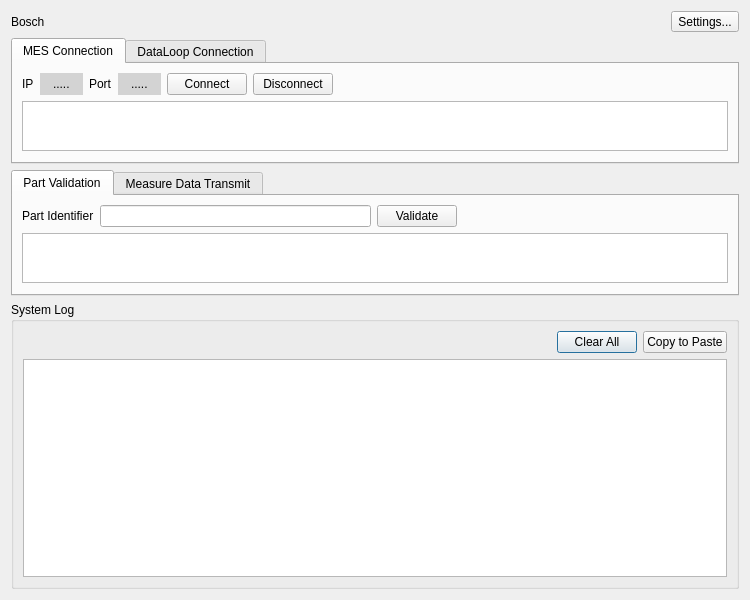
First picture: the form in src/app/mesconnectorclient.ui, repository Sanlo/bosch-mes-connector, before the edit.
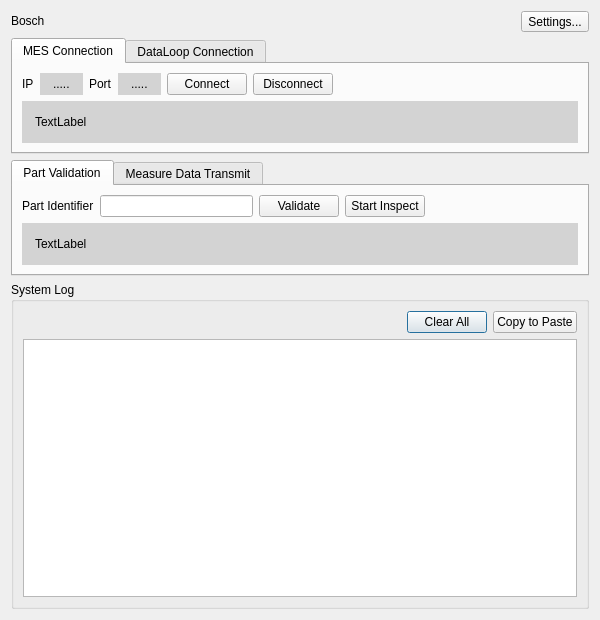
Second picture: the form after the edit. The open tabs and pages were chosen to show the change. Icons and pictures are not drawn.

Diff of the .ui file:
```diff
--- a/src/app/mesconnectorclient.ui
+++ b/src/app/mesconnectorclient.ui
@@ -6,8 +6,8 @@
    <rect>
     <x>0</x>
     <y>0</y>
-    <width>750</width>
-    <height>600</height>
+    <width>600</width>
+    <height>620</height>
    </rect>
   </property>
   <property name="windowTitle">
@@ -107,7 +107,7 @@
        <property name="maximumSize">
         <size>
          <width>80</width>
-         <height>30</height>
+         <height>20</height>
         </size>
        </property>
        <property name="text">
@@ -141,7 +141,7 @@
     </layout>
    </item>
    <item row="2" column="0">
-    <widget class="QTabWidget" name="tabWidget">
+    <widget class="QTabWidget" name="tab_inspection">
      <property name="sizePolicy">
       <sizepolicy hsizetype="Expanding" vsizetype="Preferred">
        <horstretch>0</horstretch>
@@ -155,7 +155,7 @@
       </size>
      </property>
      <property name="currentIndex">
-      <number>0</number>
+      <number>1</number>
      </property>
      <widget class="QWidget" name="tab">
       <attribute name="title">
@@ -184,6 +184,13 @@
            </property>
           </widget>
          </item>
+         <item>
+          <widget class="QPushButton" name="btn_startInspect">
+           <property name="text">
+            <string>Start Inspect</string>
+           </property>
+          </widget>
+         </item>
          <item>
           <spacer name="horizontalSpacer_3">
            <property name="orientation">
@@ -200,19 +207,21 @@
         </layout>
        </item>
        <item row="1" column="0">
-        <widget class="QTextBrowser" name="textBrowser">
-         <property name="sizePolicy">
-          <sizepolicy hsizetype="Expanding" vsizetype="Expanding">
-           <horstretch>0</horstretch>
-           <verstretch>0</verstretch>
-          </sizepolicy>
-         </property>
-         <property name="maximumSize">
+        <widget class="QLabel" name="label_status_partvalidation">
+         <property name="minimumSize">
           <size>
-           <width>16777215</width>
-           <height>50</height>
+           <width>0</width>
+           <height>40</height>
           </size>
          </property>
+         <property name="styleSheet">
+          <string notr="true">background-color: rgb(211, 211, 211);
+padding-left: 10px;
+padding-right:10px;</string>
+         </property>
+         <property name="text">
+          <string>TextLabel</string>
+         </property>
         </widget>
        </item>
       </layout>
@@ -235,7 +244,20 @@
           </widget>
          </item>
          <item>
-          <widget class="QComboBox" name="combo_partList"/>
+          <widget class="QComboBox" name="combo_partList">
+           <property name="sizePolicy">
+            <sizepolicy hsizetype="Preferred" vsizetype="Minimum">
+             <horstretch>0</horstretch>
+             <verstretch>0</verstretch>
+            </sizepolicy>
+           </property>
+           <property name="minimumSize">
+            <size>
+             <width>120</width>
+             <height>30</height>
+            </size>
+           </property>
+          </widget>
          </item>
          <item>
           <widget class="QPushButton" name="btn_transmit">
@@ -294,7 +316,7 @@
     </widget>
    </item>
    <item row="1" column="0">
-    <widget class="QTabWidget" name="tabWidget_2">
+    <widget class="QTabWidget" name="tab_connection">
      <property name="sizePolicy">
       <sizepolicy hsizetype="Expanding" vsizetype="Preferred">
        <horstretch>0</horstretch>
@@ -308,13 +330,31 @@
       </size>
      </property>
      <property name="currentIndex">
-      <number>0</number>
+      <number>1</number>
      </property>
      <widget class="QWidget" name="tab_3">
       <attribute name="title">
        <string>MES Connection</string>
       </attribute>
       <layout class="QGridLayout" name="gridLayout">
+       <item row="1" column="0">
+        <widget class="QLabel" name="label_status_messerver">
+         <property name="minimumSize">
+          <size>
+           <width>0</width>
+           <height>40</height>
+          </size>
+         </property>
+         <property name="styleSheet">
+          <string notr="true">background-color: rgb(211, 211, 211);
+padding-left: 10px;
+padding-right:10px;</string>
+         </property>
+         <property name="text">
+          <string>TextLabel</string>
+         </property>
+        </widget>
+       </item>
        <item row="0" column="0">
         <layout class="QHBoxLayout" name="horizontalLayout">
          <item>
@@ -384,22 +424,6 @@
          </item>
         </layout>
        </item>
-       <item row="1" column="0">
-        <widget class="QTextBrowser" name="textDisplay_mes">
-         <property name="sizePolicy">
-          <sizepolicy hsizetype="Expanding" vsizetype="Expanding">
-           <horstretch>0</horstretch>
-           <verstretch>0</verstretch>
-          </sizepolicy>
-         </property>
-         <property name="maximumSize">
-          <size>
-           <width>16777215</width>
-           <height>50</height>
-          </size>
-         </property>
-        </widget>
-       </item>
       </layout>
      </widget>
      <widget class="QWidget" name="tab_4">
@@ -408,19 +432,21 @@
       </attribute>
       <layout class="QGridLayout" name="gridLayout_2">
        <item row="1" column="0">
-        <widget class="QTextBrowser" name="textDisplay_dataloop">
-         <property name="sizePolicy">
-          <sizepolicy hsizetype="Expanding" vsizetype="Preferred">
-           <horstretch>0</horstretch>
-           <verstretch>0</verstretch>
-          </sizepolicy>
-         </property>
-         <property name="maximumSize">
+        <widget class="QLabel" name="label_status_dataloop">
+         <property name="minimumSize">
           <size>
-           <width>16777215</width>
-           <height>50</height>
+           <width>0</width>
+           <height>40</height>
           </size>
          </property>
+         <property name="styleSheet">
+          <string notr="true">background-color: rgb(211, 211, 211);
+padding-left: 10px;
+padding-right:10px;</string>
+         </property>
+         <property name="text">
+          <string>TextLabel</string>
+         </property>
         </widget>
        </item>
        <item row="0" column="0">
```
Left out of the diff: 19 changed lines with no effect on the pictures.
